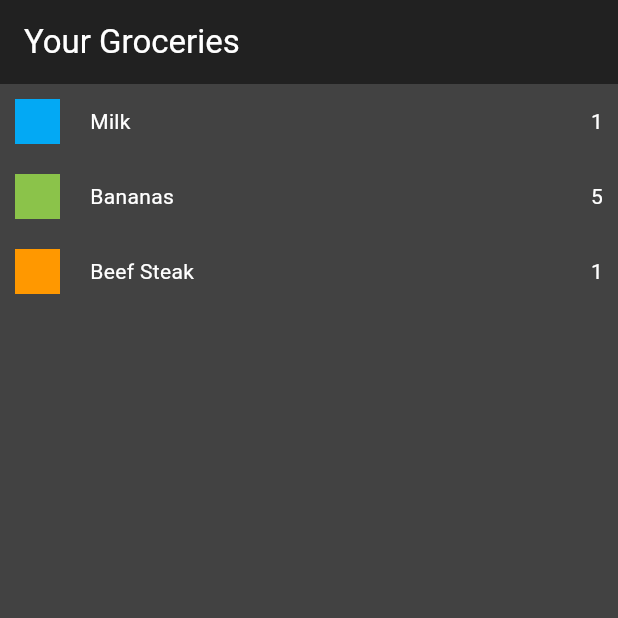
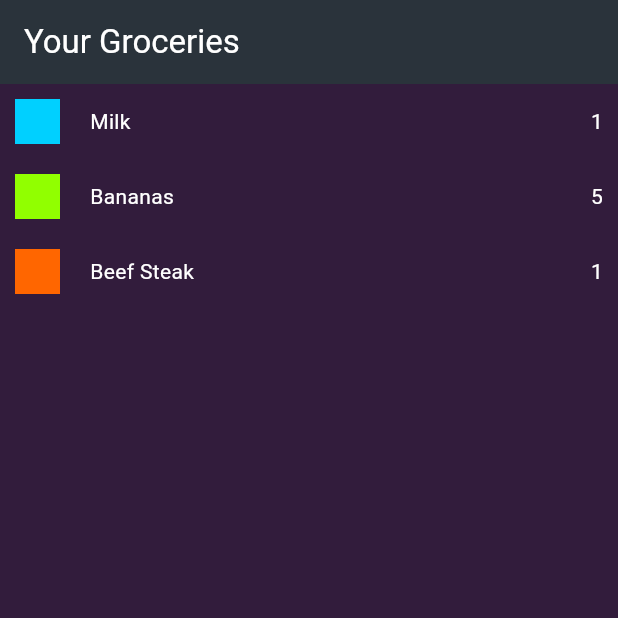
Before and after one commit to abhiroop43/flutter_shopping_list, a Flutter app: the screen it shows after launch, on a phone screen of 412 x 824 dp, the top half of it. Run offline on Flutter 3.47's test engine with Material 3 defaults, Android fonts, the phone set to English and light mode, and no system bars.

Commit message:
feat: implement item categories and update UI for shopping list

```diff
--- /dev/null
+++ b/lib/data/categories.dart
@@ -0,0 +1,45 @@
+import 'package:flutter/material.dart';
+import 'package:shopping_list/models/category_model.dart';
+
+var categories = {
+  Categories.vegetables: CategoryModel(
+    name: 'Vegetables',
+    categoryColor: Color.fromARGB(255, 0, 255, 128),
+  ),
+  Categories.fruit: CategoryModel(
+    name: 'Fruit',
+    categoryColor: Color.fromARGB(255, 145, 255, 0),
+  ),
+  Categories.meat: CategoryModel(
+    name: 'Meat',
+    categoryColor: Color.fromARGB(255, 255, 102, 0),
+  ),
+  Categories.dairy: CategoryModel(
+    name: 'Dairy',
+    categoryColor: Color.fromARGB(255, 0, 208, 255),
+  ),
+  Categories.carbs: CategoryModel(
+    name: 'Carbs',
+    categoryColor: Color.fromARGB(255, 0, 60, 255),
+  ),
+  Categories.sweets: CategoryModel(
+    name: 'Sweets',
+    categoryColor: Color.fromARGB(255, 255, 149, 0),
+  ),
+  Categories.spices: CategoryModel(
+    name: 'Spices',
+    categoryColor: Color.fromARGB(255, 255, 187, 0),
+  ),
+  Categories.convenience: CategoryModel(
+    name: 'Convenience',
+    categoryColor: Color.fromARGB(255, 191, 0, 255),
+  ),
+  Categories.hygiene: CategoryModel(
+    name: 'Hygiene',
+    categoryColor: Color.fromARGB(255, 149, 0, 255),
+  ),
+  Categories.other: CategoryModel(
+    name: 'Other',
+    categoryColor: Color.fromARGB(255, 0, 225, 255),
+  ),
+};
--- a/lib/main.dart
+++ b/lib/main.dart
@@ -13,9 +13,12 @@ class MyApp extends StatelessWidget {
     return MaterialApp(
       title: 'Shopping List',
       debugShowCheckedModeBanner: false,
-      theme: ThemeData(
-        colorScheme: ColorScheme.fromSeed(seedColor: Colors.amber),
-        useMaterial3: true,
+      theme: ThemeData.dark().copyWith(
+        colorScheme: ColorScheme.fromSeed(
+            seedColor: const Color.fromARGB(255, 147, 229, 250),
+            brightness: Brightness.dark,
+            surface: const Color.fromARGB(255, 42, 51, 59)),
+        scaffoldBackgroundColor: const Color.fromARGB(255, 50, 28, 60),
       ),
       home: const HomePage(),
     );
--- /dev/null
+++ b/lib/models/category_model.dart
@@ -0,0 +1,21 @@
+import 'package:flutter/material.dart';
+
+class CategoryModel {
+  String name;
+  Color categoryColor;
+
+  CategoryModel({required this.name, required this.categoryColor});
+}
+
+enum Categories {
+  vegetables,
+  fruit,
+  meat,
+  dairy,
+  carbs,
+  sweets,
+  spices,
+  convenience,
+  hygiene,
+  other
+}
--- a/lib/models/item_model.dart
+++ b/lib/models/item_model.dart
@@ -1,21 +1,36 @@
-import 'package:flutter/material.dart';
+import 'package:shopping_list/data/categories.dart';
+import 'package:shopping_list/models/category_model.dart';
 
 class ItemModel {
+  int id;
   String name;
   int count;
-  Color labelColor;
+  CategoryModel category;
 
   ItemModel(
-      {required this.name, required this.count, required this.labelColor});
+      {required this.id,
+      required this.name,
+      required this.count,
+      required this.category});
 
   static List<ItemModel> getItems() {
     List<ItemModel> items = [];
 
-    items.add(ItemModel(name: 'Milk', count: 1, labelColor: Colors.lightBlue));
-    items.add(
-        ItemModel(name: 'Bananas', count: 5, labelColor: Colors.lightGreen));
-    items.add(
-        ItemModel(name: 'Beef Steak', count: 1, labelColor: Colors.orange));
+    items.add(ItemModel(
+        id: 1,
+        name: 'Milk',
+        count: 1,
+        category: categories[Categories.dairy]!));
+    items.add(ItemModel(
+        id: 2,
+        name: 'Bananas',
+        count: 5,
+        category: categories[Categories.fruit]!));
+    items.add(ItemModel(
+        id: 3,
+        name: 'Beef Steak',
+        count: 1,
+        category: categories[Categories.meat]!));
 
     return items;
   }
--- a/lib/pages/home.dart
+++ b/lib/pages/home.dart
@@ -21,25 +21,42 @@ class _HomePageState extends State<HomePage> {
   Widget build(BuildContext context) {
     return Scaffold(
         appBar: AppBar(
-          backgroundColor: Colors.grey[900],
+          // backgroundColor: Colors.grey[900],
           title: const Text(
             'Your Groceries',
             style: TextStyle(color: Colors.white),
           ),
         ),
-        body: Container(
-          color: Colors.grey[800],
-          child: ListView.builder(
+        body: ListView.builder(
           itemCount: items.length,
           itemBuilder: (context, index) {
+            return _ListItem(
+              items: items,
+              index: index,
+            );
+          },
+        ));
+  }
+}
+
+class _ListItem extends StatelessWidget {
+  const _ListItem({
+    required this.items,
+    required this.index,
+  });
+
+  final List<ItemModel> items;
+  final int index;
+
+  @override
+  Widget build(BuildContext context) {
     return Row(
       mainAxisAlignment: MainAxisAlignment.spaceBetween,
       children: [
         Container(
-                    padding:
-                        const EdgeInsets.only(left: 10, top: 10, bottom: 10),
+          padding: const EdgeInsets.only(left: 10, top: 10, bottom: 10),
           child: Container(
-                      color: items[index].labelColor,
+            color: items[index].category.categoryColor,
             width: 30,
             height: 30,
           ),
@@ -59,8 +76,5 @@ class _HomePageState extends State<HomePage> {
         ),
       ],
     );
-            },
-          ),
-        ));
   }
 }
```
Lines whose indentation alone changed are shown as unchanged.
